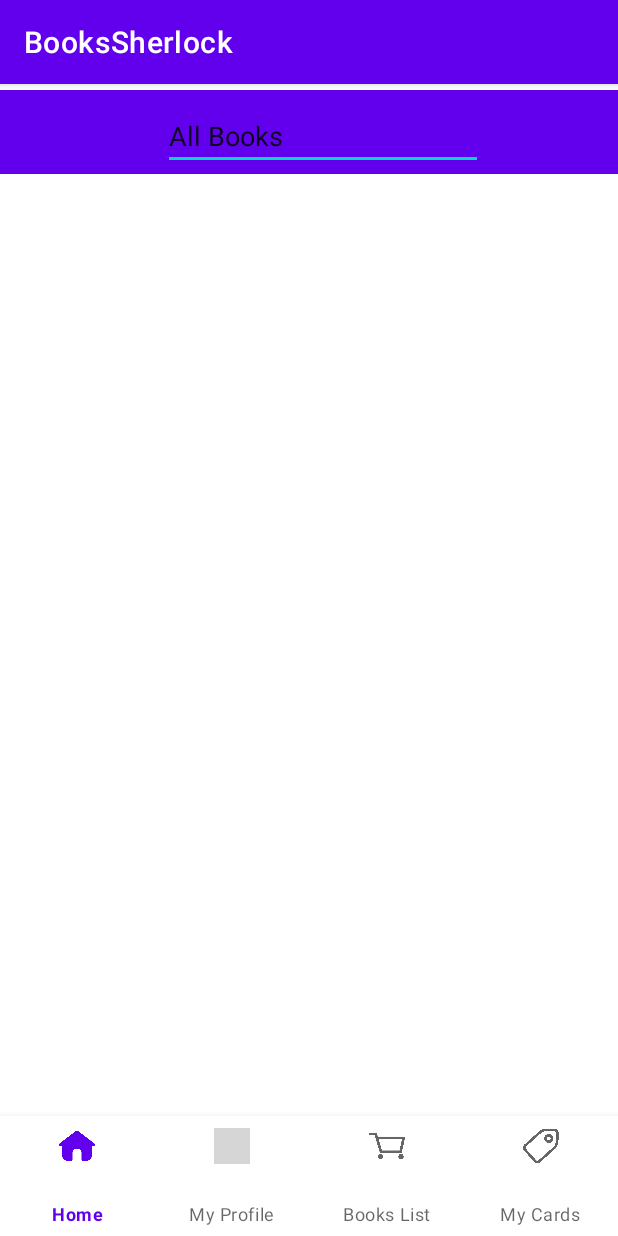
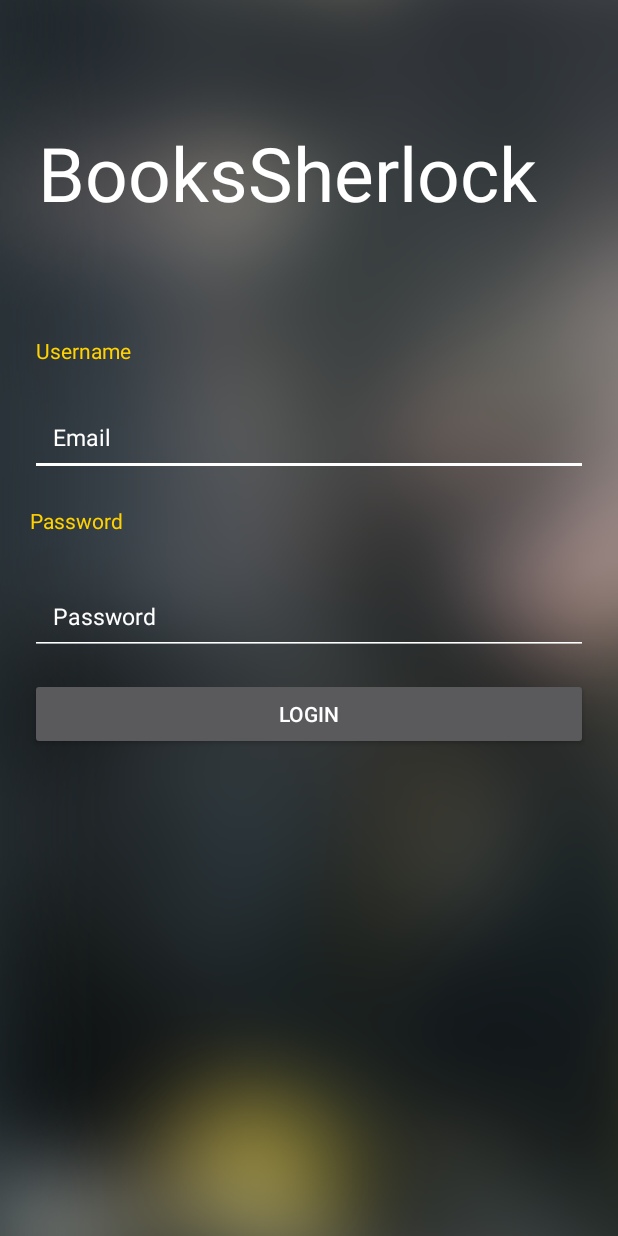
Before and after one commit to VeraWei/BooksSherlock, an Android app: the screen it shows after launch (BooksListActivity before the commit, MainActivity after it), on a phone screen of 412 x 824 dp. Run offline under Robolectric (Android 15) with nearby library versions, the phone set to English and light mode, and no system bars; grey boxes are pictures that could not be loaded.

Commit message:
add login/register fragments

```diff
--- a/main/app/build.gradle
+++ b/main/app/build.gradle
@@ -29,6 +29,7 @@ android {
 }
 
 dependencies {
+    implementation 'androidx.legacy:legacy-support-v4:1.0.0'
     compileOnly 'org.projectlombok:lombok:1.18.16'
     annotationProcessor 'org.projectlombok:lombok:1.18.16'
     implementation 'androidx.appcompat:appcompat:1.2.0'
--- /dev/null
+++ b/main/app/src/main/java/com/example/bookssherlock/LoginFragment.java
@@ -0,0 +1,64 @@
+package com.example.bookssherlock;
+
+import android.os.Bundle;
+
+import androidx.fragment.app.Fragment;
+
+import android.view.LayoutInflater;
+import android.view.View;
+import android.view.ViewGroup;
+
+/**
+ * A simple {@link Fragment} subclass.
+ * Use the {@link LoginFragment#newInstance} factory method to
+ * create an instance of this fragment.
+ */
+public class LoginFragment extends Fragment {
+
+    // TODO: Rename parameter arguments, choose names that match
+    // the fragment initialization parameters, e.g. ARG_ITEM_NUMBER
+    private static final String ARG_PARAM1 = "param1";
+    private static final String ARG_PARAM2 = "param2";
+
+    // TODO: Rename and change types of parameters
+    private String mParam1;
+    private String mParam2;
+
+    public LoginFragment() {
+        // Required empty public constructor
+    }
+
+    /**
+     * Use this factory method to create a new instance of
+     * this fragment using the provided parameters.
+     *
+     * @param param1 Parameter 1.
+     * @param param2 Parameter 2.
+     * @return A new instance of fragment LoginFragment.
+     */
+    // TODO: Rename and change types and number of parameters
+    public static LoginFragment newInstance(String param1, String param2) {
+        LoginFragment fragment = new LoginFragment();
+        Bundle args = new Bundle();
+        args.putString(ARG_PARAM1, param1);
+        args.putString(ARG_PARAM2, param2);
+        fragment.setArguments(args);
+        return fragment;
+    }
+
+    @Override
+    public void onCreate(Bundle savedInstanceState) {
+        super.onCreate(savedInstanceState);
+        if (getArguments() != null) {
+            mParam1 = getArguments().getString(ARG_PARAM1);
+            mParam2 = getArguments().getString(ARG_PARAM2);
+        }
+    }
+
+    @Override
+    public View onCreateView(LayoutInflater inflater, ViewGroup container,
+                             Bundle savedInstanceState) {
+        // Inflate the layout for this fragment
+        return inflater.inflate(R.layout.fragment_login, container, false);
+    }
+}
--- a/main/app/src/main/java/com/example/bookssherlock/MainActivity.java
+++ b/main/app/src/main/java/com/example/bookssherlock/MainActivity.java
@@ -1,8 +1,14 @@
 package com.example.bookssherlock;
 
 import androidx.appcompat.app.AppCompatActivity;
+import androidx.fragment.app.Fragment;
+import androidx.fragment.app.FragmentManager;
+import androidx.fragment.app.FragmentPagerAdapter;
+import androidx.viewpager.widget.ViewPager;
 
 import android.os.Bundle;
+
+import java.util.ArrayList;
 
 public class MainActivity extends AppCompatActivity {
 
@@ -10,5 +16,33 @@ public class MainActivity extends AppCompatActivity {
     protected void onCreate(Bundle savedInstanceState) {
         super.onCreate(savedInstanceState);
         setContentView(R.layout.activity_main);
+
+        ViewPager viewPager = findViewById(R.id.viewPager);
+
+        AuthenticationPagerAdapter pagerAdapter = new AuthenticationPagerAdapter(getSupportFragmentManager());
+        pagerAdapter.addFragmet(new LoginFragment());
+        pagerAdapter.addFragmet(new RegisterFragment());
+        viewPager.setAdapter(pagerAdapter);
+    }
+    class AuthenticationPagerAdapter extends FragmentPagerAdapter {
+        private ArrayList<Fragment> fragmentList = new ArrayList<>();
+
+        public AuthenticationPagerAdapter(FragmentManager fm) {
+            super(fm);
+        }
+
+        @Override
+        public Fragment getItem(int i) {
+            return fragmentList.get(i);
+        }
+
+        @Override
+        public int getCount() {
+            return fragmentList.size();
+        }
+
+        void addFragmet(Fragment fragment) {
+            fragmentList.add(fragment);
+        }
     }
 }
--- /dev/null
+++ b/main/app/src/main/java/com/example/bookssherlock/RegisterFragment.java
@@ -0,0 +1,64 @@
+package com.example.bookssherlock;
+
+import android.os.Bundle;
+
+import androidx.fragment.app.Fragment;
+
+import android.view.LayoutInflater;
+import android.view.View;
+import android.view.ViewGroup;
+
+/**
+ * A simple {@link Fragment} subclass.
+ * Use the {@link RegisterFragment#newInstance} factory method to
+ * create an instance of this fragment.
+ */
+public class RegisterFragment extends Fragment {
+
+    // TODO: Rename parameter arguments, choose names that match
+    // the fragment initialization parameters, e.g. ARG_ITEM_NUMBER
+    private static final String ARG_PARAM1 = "param1";
+    private static final String ARG_PARAM2 = "param2";
+
+    // TODO: Rename and change types of parameters
+    private String mParam1;
+    private String mParam2;
+
+    public RegisterFragment() {
+        // Required empty public constructor
+    }
+
+    /**
+     * Use this factory method to create a new instance of
+     * this fragment using the provided parameters.
+     *
+     * @param param1 Parameter 1.
+     * @param param2 Parameter 2.
+     * @return A new instance of fragment RegisterFragment.
+     */
+    // TODO: Rename and change types and number of parameters
+    public static RegisterFragment newInstance(String param1, String param2) {
+        RegisterFragment fragment = new RegisterFragment();
+        Bundle args = new Bundle();
+        args.putString(ARG_PARAM1, param1);
+        args.putString(ARG_PARAM2, param2);
+        fragment.setArguments(args);
+        return fragment;
+    }
+
+    @Override
+    public void onCreate(Bundle savedInstanceState) {
+        super.onCreate(savedInstanceState);
+        if (getArguments() != null) {
+            mParam1 = getArguments().getString(ARG_PARAM1);
+            mParam2 = getArguments().getString(ARG_PARAM2);
+        }
+    }
+
+    @Override
+    public View onCreateView(LayoutInflater inflater, ViewGroup container,
+                             Bundle savedInstanceState) {
+        // Inflate the layout for this fragment
+        return inflater.inflate(R.layout.fragment_register, container, false);
+    }
+}
--- a/main/app/src/main/res/layout/activity_main.xml
+++ b/main/app/src/main/res/layout/activity_main.xml
@@ -1,18 +1,13 @@
 <?xml version="1.0" encoding="utf-8"?>
-<androidx.constraintlayout.widget.ConstraintLayout xmlns:android="http://schemas.android.com/apk/res/android"
-    xmlns:app="http://schemas.android.com/apk/res-auto"
+<RelativeLayout
+    xmlns:android="http://schemas.android.com/apk/res/android"
     xmlns:tools="http://schemas.android.com/tools"
     android:layout_width="match_parent"
     android:layout_height="match_parent"
     tools:context=".MainActivity">
 
-    <TextView
-        android:layout_width="wrap_content"
-        android:layout_height="wrap_content"
-        android:text="Hello World!"
-        app:layout_constraintBottom_toBottomOf="parent"
-        app:layout_constraintLeft_toLeftOf="parent"
-        app:layout_constraintRight_toRightOf="parent"
-        app:layout_constraintTop_toTopOf="parent" />
-
-</androidx.constraintlayout.widget.ConstraintLayout>
+    <androidx.viewpager.widget.ViewPager
+        android:id="@+id/viewPager"
+        android:layout_width="match_parent"
+        android:layout_height="match_parent" />
+</RelativeLayout>
--- /dev/null
+++ b/main/app/src/main/res/layout/fragment_login.xml
@@ -0,0 +1,82 @@
+<?xml version="1.0" encoding="utf-8"?>
+<RelativeLayout xmlns:android="http://schemas.android.com/apk/res/android"
+    xmlns:tools="http://schemas.android.com/tools"
+    android:layout_width="match_parent"
+    android:layout_height="match_parent"
+    tools:context=".LoginFragment"
+    android:background="@drawable/background">
+
+    <!-- TODO: Update blank fragment layout -->
+
+
+    <TextView
+        android:id="@+id/tv_title"
+        android:layout_width="wrap_content"
+        android:layout_height="wrap_content"
+        android:layout_above="@id/labelEmail"
+        android:layout_marginStart="25dp"
+        android:layout_marginBottom="51dp"
+        android:text="@string/app_name"
+        android:textColor="@color/white"
+        android:textSize="50sp" />
+
+    <TextView
+        android:id="@+id/labelEmail"
+        android:layout_width="wrap_content"
+        android:layout_height="wrap_content"
+        android:layout_above="@id/et_email"
+        android:padding="24dp"
+        android:text="@string/your_name"
+        android:textColor="@color/orange" />
+
+    <EditText
+        android:id="@+id/et_email"
+        android:layout_width="match_parent"
+        android:layout_height="50dp"
+        android:layout_above="@id/labelPass"
+        android:layout_marginLeft="20dp"
+        android:layout_marginRight="20dp"
+        android:hint="@string/e_mail"
+        android:textColorHint="@color/white"
+        android:inputType="textEmailAddress"
+        android:padding="15dp"
+        android:textSize="15sp"
+        android:backgroundTint="@color/white" />
+
+    <TextView
+        android:id="@+id/labelPass"
+        android:layout_width="wrap_content"
+        android:layout_height="wrap_content"
+        android:layout_above="@id/et_password"
+        android:text="@string/password"
+        android:padding="20dp"
+        android:textColor="@color/orange" />
+
+    <EditText
+        android:id="@+id/et_password"
+        android:layout_width="match_parent"
+        android:layout_height="50dp"
+        android:hint="@string/password"
+        android:textColorHint="@color/white"
+        android:layout_marginLeft="20dp"
+        android:layout_marginRight="20dp"
+        android:layout_marginTop="10dp"
+        android:padding="15dp"
+        android:inputType="textPassword"
+        android:layout_centerInParent="true"
+        android:textSize="15sp"
+        android:backgroundTint="@color/white" />
+
+    <Button
+        android:id="@+id/btn_login"
+        android:layout_width="match_parent"
+        android:layout_height="wrap_content"
+        android:layout_below="@id/et_password"
+        android:layout_marginLeft="20dp"
+        android:layout_marginRight="20dp"
+        android:layout_marginTop="15dp"
+        android:textColor="@android:color/white"
+        android:text="@string/login"/>
+
+
+</RelativeLayout>
--- a/main/app/src/main/res/values/colors.xml
+++ b/main/app/src/main/res/values/colors.xml
@@ -7,4 +7,8 @@
     <color name="teal_700">#FF018786</color>
     <color name="black">#FF000000</color>
     <color name="white">#FFFFFFFF</color>
+    <color name="orange">#FFD200</color>
+    <color name="blue">#1225B8</color>
+    <color name="deepBlue">#476676</color>
+
 </resources>
--- a/main/app/src/main/res/values/strings.xml
+++ b/main/app/src/main/res/values/strings.xml
@@ -6,4 +6,14 @@
     <string name="profile">My Profile</string>
     <string name="price">Books List</string>
     <string name="cards">My Cards</string>
+    <!-- TODO: Remove or change this placeholder text -->
+    <string name="hello_blank_fragment">Hello blank fragment</string>
+    <string name="swipe_left_for_register">Swipe Left for Register</string>
+    <string name="login">Login</string>
+    <string name="password">Password</string>
+    <string name="e_mail">Email</string>
+    <string name="swipe_right_for_login">Swipe Right for Login</string>
+    <string name="register">Sign Up</string>
+    <string name="re_type_password">Confirm your password</string>
+    <string name="your_name">Username</string>
 </resources>
```
Also changed, not shown: main/app/src/main/AndroidManifest.xml (+9 -2 lines), main/app/src/main/res/drawable/et_custom.xml (added, +8 -0 lines), main/app/src/main/res/layout/fragment_register.xml (added, +130 -0 lines), main/app/src/main/res/drawable/background.png (added), main/app/src/main/res/drawable/signup_background.png (added).
